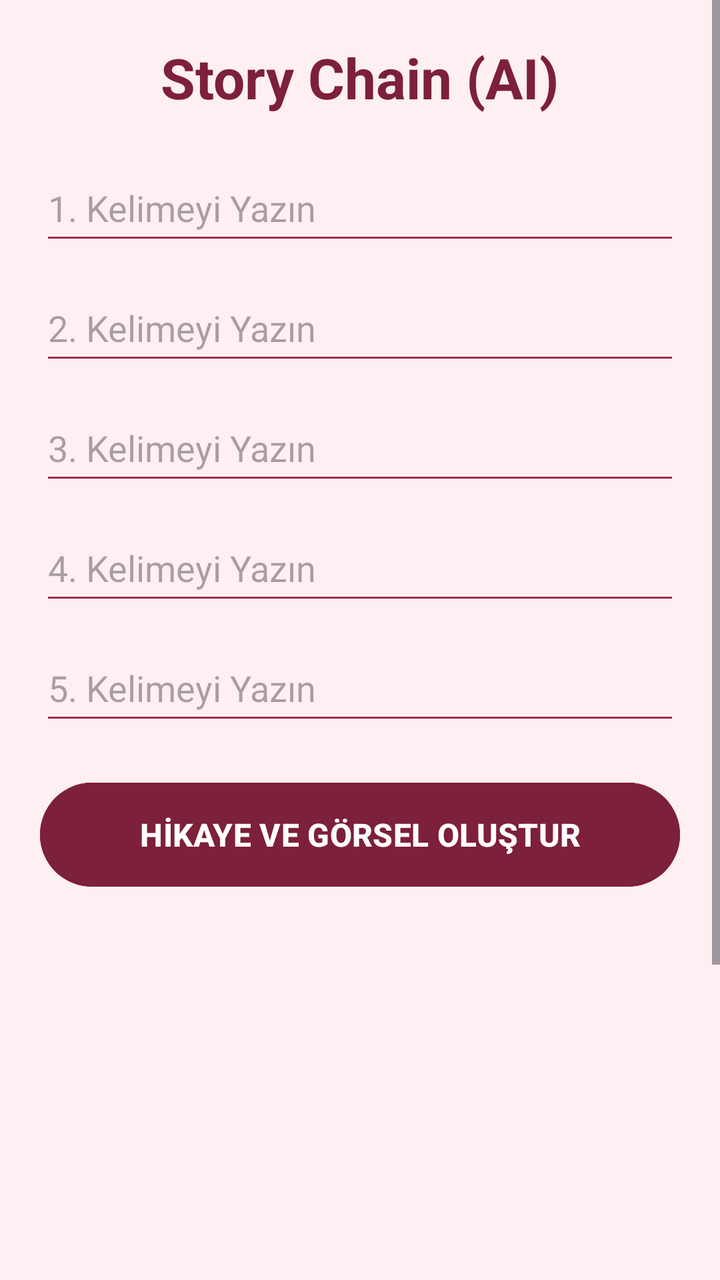
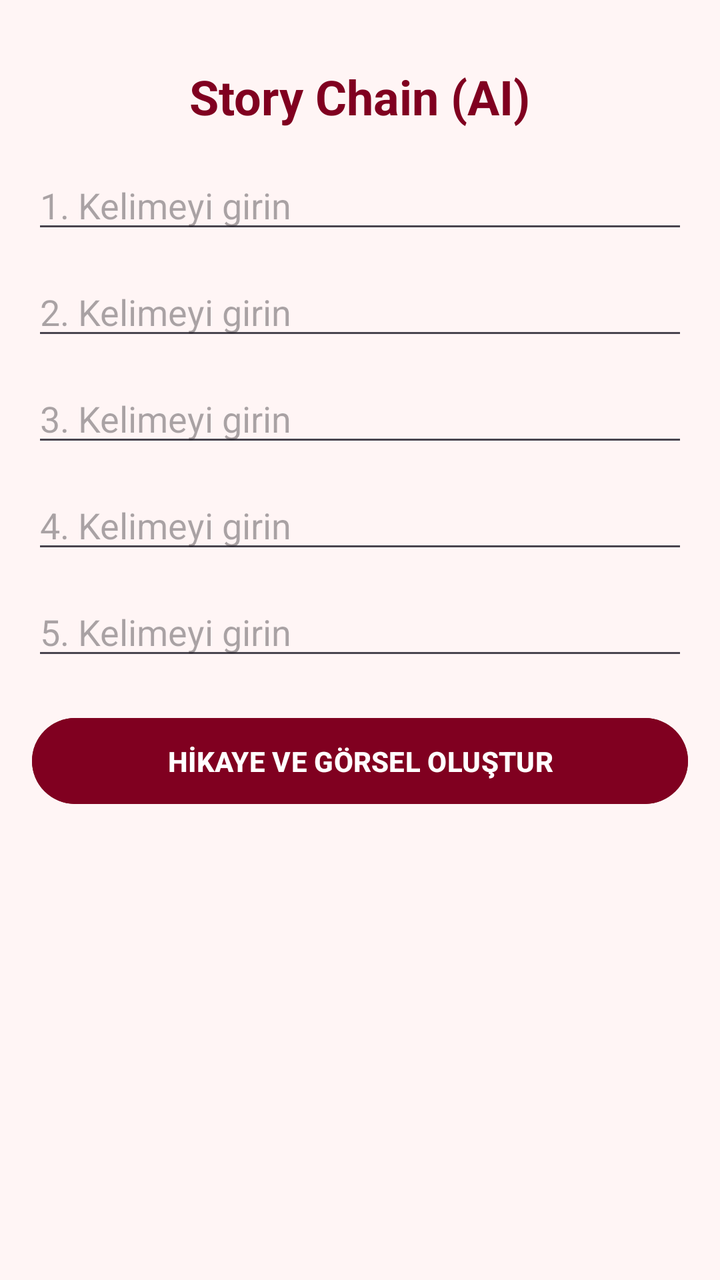

An Android layout rendered at two revisions. The XML below is the earlier revision; the diff shows what the commit changed to produce the second picture.
<!-- AndroidManifest.xml: application theme Theme.Clarus -->
<!-- res/layout/activity_story_chain.xml -->
<?xml version="1.0" encoding="utf-8"?>
<ScrollView xmlns:android="http://schemas.android.com/apk/res/android"
    android:layout_width="match_parent"
    android:layout_height="match_parent"
    android:background="#FDEFF2">

    <LinearLayout
        android:layout_width="match_parent"
        android:layout_height="wrap_content"
        android:orientation="vertical"
        android:padding="20dp"
        android:gravity="center_horizontal">

        <TextView
            android:layout_width="wrap_content"
            android:layout_height="wrap_content"
            android:text="Story Chain (AI)"
            android:textColor="#7D2039"
            android:textSize="28sp"
            android:textStyle="bold"
            android:layout_marginBottom="20dp"/>

        
        <EditText
            android:id="@+id/etWord1"
            android:layout_width="match_parent"
            android:layout_height="50dp"
            android:hint="1. Kelimeyi Yazın"
            android:backgroundTint="#A62B4B"
            android:textColor="#3A3A3C"
            android:layout_marginBottom="10dp"/>

        <EditText
            android:id="@+id/etWord2"
            android:layout_width="match_parent"
            android:layout_height="50dp"
            android:hint="2. Kelimeyi Yazın"
            android:backgroundTint="#A62B4B"
            android:textColor="#3A3A3C"
            android:layout_marginBottom="10dp"/>

        <EditText
            android:id="@+id/etWord3"
            android:layout_width="match_parent"
            android:layout_height="50dp"
            android:hint="3. Kelimeyi Yazın"
            android:backgroundTint="#A62B4B"
            android:textColor="#3A3A3C"
            android:layout_marginBottom="10dp"/>

        <EditText
            android:id="@+id/etWord4"
            android:layout_width="match_parent"
            android:layout_height="50dp"
            android:hint="4. Kelimeyi Yazın"
            android:backgroundTint="#A62B4B"
            android:textColor="#3A3A3C"
            android:layout_marginBottom="10dp"/>

        <EditText
            android:id="@+id/etWord5"
            android:layout_width="match_parent"
            android:layout_height="50dp"
            android:hint="5. Kelimeyi Yazın"
            android:backgroundTint="#A62B4B"
            android:textColor="#3A3A3C"
            android:layout_marginBottom="20dp"/>

        <Button
            android:id="@+id/btnOlustur"
            android:layout_width="match_parent"
            android:layout_height="60dp"
            android:text="HİKAYE VE GÖRSEL OLUŞTUR"
            android:backgroundTint="#7D2039"
            android:textColor="#FFFFFF"
            android:textSize="16sp"
            android:textStyle="bold"
            android:layout_marginBottom="20dp"/>

        <TextView
            android:id="@+id/tvHikaye"
            android:layout_width="match_parent"
            android:layout_height="wrap_content"
            android:textColor="#3A3A3C"
            android:textSize="16sp"
            android:layout_marginBottom="20dp"/>

        <ImageView
            android:id="@+id/ivGorsel"
            android:layout_width="match_parent"
            android:layout_height="300dp"
            android:scaleType="fitCenter"
            android:layout_marginBottom="20dp"/>

    </LinearLayout>
</ScrollView>
<!-- resources referenced by this layout -->
<resources>
  <style name="Theme.Clarus" parent="Base.Theme.Clarus" />
  <style name="Base.Theme.Clarus" parent="Theme.Material3.DayNight.NoActionBar">
          <item name="colorPrimary">@color/visne_detay</item>
          <item name="android:statusBarColor">@color/arka_plan_pudra</item>
      </style>
  <color name="visne_detay">#A62B4B</color>
  <color name="arka_plan_pudra">#FDEFF2</color>
</resources>

<!-- the commit's change to res/layout/activity_story_chain.xml (unified diff, before → after) -->
@@ -1,96 +1,98 @@
 <?xml version="1.0" encoding="utf-8"?>
 <ScrollView xmlns:android="http://schemas.android.com/apk/res/android"
+    xmlns:tools="http://schemas.google.com/tools"
     android:layout_width="match_parent"
     android:layout_height="match_parent"
-    android:background="#FDEFF2">
+    android:background="#FFF5F5"
+    android:padding="16dp"
+    tools:context=".StoryChainActivity">
 
     <LinearLayout
         android:layout_width="match_parent"
         android:layout_height="wrap_content"
         android:orientation="vertical"
-        android:padding="20dp"
         android:gravity="center_horizontal">
 
         <TextView
             android:layout_width="wrap_content"
             android:layout_height="wrap_content"
             android:text="Story Chain (AI)"
-            android:textColor="#7D2039"
-            android:textSize="28sp"
+            android:textColor="#800020"
+            android:textSize="24sp"
             android:textStyle="bold"
-            android:layout_marginBottom="20dp"/>
-
-        
-        <EditText
-            android:id="@+id/etWord1"
-            android:layout_width="match_parent"
-            android:layout_height="50dp"
-            android:hint="1. Kelimeyi Yazın"
-            android:backgroundTint="#A62B4B"
-            android:textColor="#3A3A3C"
-            android:layout_marginBottom="10dp"/>
+            android:layout_marginVertical="16dp"/>
 
         <EditText
-            android:id="@+id/etWord2"
+            android:id="@+id/et_word1"
             android:layout_width="match_parent"
-            android:layout_height="50dp"
-            android:hint="2. Kelimeyi Yazın"
-            android:backgroundTint="#A62B4B"
-            android:textColor="#3A3A3C"
-            android:layout_marginBottom="10dp"/>
+            android:layout_height="wrap_content"
+            android:hint="1. Kelimeyi girin"
+            android:singleLine="true"
+            android:layout_marginBottom="12dp"/>
 
         <EditText
-            android:id="@+id/etWord3"
+            android:id="@+id/et_word2"
             android:layout_width="match_parent"
-            android:layout_height="50dp"
-            android:hint="3. Kelimeyi Yazın"
-            android:backgroundTint="#A62B4B"
-            android:textColor="#3A3A3C"
-            android:layout_marginBottom="10dp"/>
+            android:layout_height="wrap_content"
+            android:hint="2. Kelimeyi girin"
+            android:singleLine="true"
+            android:layout_marginBottom="12dp"/>
 
         <EditText
-            android:id="@+id/etWord4"
+            android:id="@+id/et_word3"
             android:layout_width="match_parent"
-            android:layout_height="50dp"
-            android:hint="4. Kelimeyi Yazın"
-            android:backgroundTint="#A62B4B"
-            android:textColor="#3A3A3C"
-            android:layout_marginBottom="10dp"/>
+            android:layout_height="wrap_content"
+            android:hint="3. Kelimeyi girin"
+            android:singleLine="true"
+            android:layout_marginBottom="12dp"/>
 
         <EditText
-            android:id="@+id/etWord5"
+            android:id="@+id/et_word4"
             android:layout_width="match_parent"
-            android:layout_height="50dp"
-            android:hint="5. Kelimeyi Yazın"
-            android:backgroundTint="#A62B4B"
-            android:textColor="#3A3A3C"
+            android:layout_height="wrap_content"
+            android:hint="4. Kelimeyi girin"
+            android:singleLine="true"
+            android:layout_marginBottom="12dp"/>
+
+        <EditText
+            android:id="@+id/et_word5"
+            android:layout_width="match_parent"
+            android:layout_height="wrap_content"
+            android:hint="5. Kelimeyi girin"
+            android:singleLine="true"
             android:layout_marginBottom="20dp"/>
 
         <Button
-            android:id="@+id/btnOlustur"
+            android:id="@+id/btn_create_story"
             android:layout_width="match_parent"
-            android:layout_height="60dp"
+            android:layout_height="wrap_content"
             android:text="HİKAYE VE GÖRSEL OLUŞTUR"
-            android:backgroundTint="#7D2039"
+            android:backgroundTint="#800020"
             android:textColor="#FFFFFF"
-            android:textSize="16sp"
             android:textStyle="bold"
+            android:padding="12dp"
             android:layout_marginBottom="20dp"/>
 
         <TextView
-            android:id="@+id/tvHikaye"
+            android:id="@+id/tv_story_result"
             android:layout_width="match_parent"
             android:layout_height="wrap_content"
-            android:textColor="#3A3A3C"
+            android:text=""
+            android:textColor="#333333"
             android:textSize="16sp"
-            android:layout_marginBottom="20dp"/>
+            android:lineSpacingMultiplier="1.2"
+            android:padding="8dp"
+            android:layout_marginBottom="16dp"/>
 
         <ImageView
-            android:id="@+id/ivGorsel"
+            android:id="@+id/iv_generated_image"
             android:layout_width="match_parent"
-            android:layout_height="300dp"
-            android:scaleType="fitCenter"
-            android:layout_marginBottom="20dp"/>
+            android:layout_height="250dp"
+            android:layout_marginBottom="24dp"
+            android:scaleType="centerCrop"
+            android:background="#E0E0E0"
+            android:visibility="gone"
+            tools:visibility="visible"/>
 
     </LinearLayout>
 </ScrollView>
